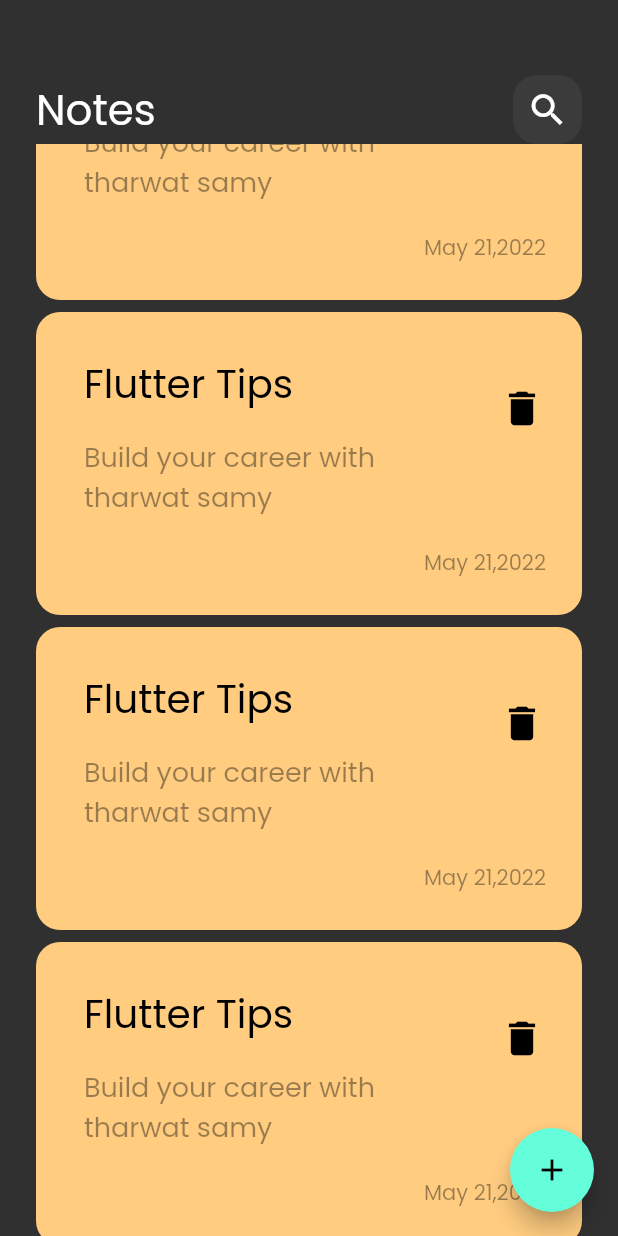
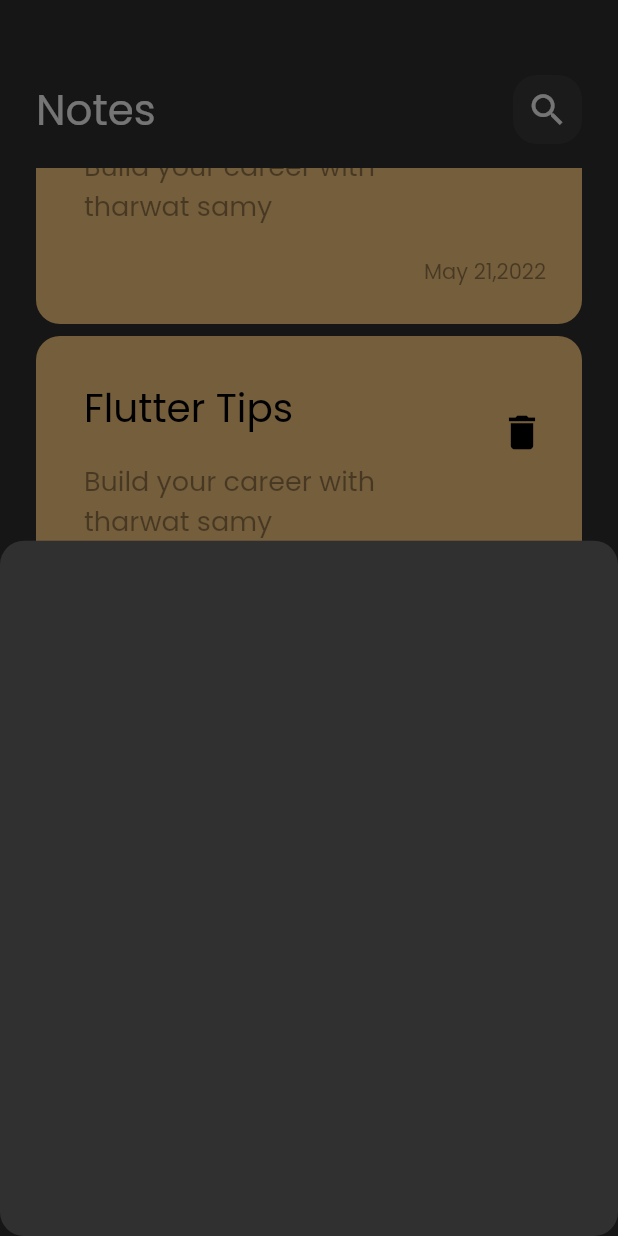
Before and after one commit to Abd0Khalifa/Flutter_Notes_App, a Flutter app: the screen it shows after launch, scrolled down 1152 dp, after a tap on the "add" icon, on a phone screen of 412 x 824 dp. Run offline on Flutter 3.47's test engine with Material 2 defaults, Android fonts, the phone set to English and light mode, and no system bars.

Commit message:
Abdulrahman Khalifa add note bottom sheet

```diff
--- a/lib/views/notes_view.dart
+++ b/lib/views/notes_view.dart
@@ -1,4 +1,5 @@
 import 'package:flutter/material.dart';
+import 'package:notes_app/views/widgets/add_note_botton_sheet.dart';
 
 import 'package:notes_app/views/widgets/notes_view_body.dart';
 
@@ -7,11 +8,20 @@ class NotesView extends StatelessWidget {
 
   @override
   Widget build(BuildContext context) {
-    return  Scaffold(
+    return Scaffold(
       floatingActionButton: FloatingActionButton(
-        onPressed:() {},
+        onPressed: () {
+          showModalBottomSheet(
+            shape: RoundedRectangleBorder(
+              borderRadius: BorderRadius.circular(16),
+            ),
+              context: context,
+              builder: (context) {
+                return const AddNoteBottomSheet();
+              });
+        },
         child: const Icon(Icons.add),
-        ),
+      ),
       body: const NotesViewBody(),
     );
   }
--- /dev/null
+++ b/lib/views/widgets/add_note_botton_sheet.dart
@@ -0,0 +1,13 @@
+import 'package:flutter/material.dart';
+
+class AddNoteBottomSheet extends StatelessWidget {
+  const AddNoteBottomSheet({super.key});
+
+  @override
+  Widget build(BuildContext context) {
+    return Container(
+
+
+    );
+  }
+}
--- a/lib/views/widgets/notes_list_view.dart
+++ b/lib/views/widgets/notes_list_view.dart
@@ -7,11 +7,16 @@ class NotesListView extends StatelessWidget {
 
   @override
   Widget build(BuildContext context) {
-    return ListView.builder(itemBuilder: (context, index) {
-      return const Padding(
-        padding: EdgeInsets.symmetric(vertical: 4),
-        child: NoteItem(),
-      );
-    });
+    return Padding(
+      padding: const EdgeInsets.symmetric(vertical: 16),
+      child: ListView.builder(
+        padding: EdgeInsets.zero,
+        itemBuilder: (context, index) {
+        return const Padding(
+          padding: EdgeInsets.symmetric(vertical: 4),
+          child: NoteItem(),
+        );
+      }),
+    );
   }
 }
```
